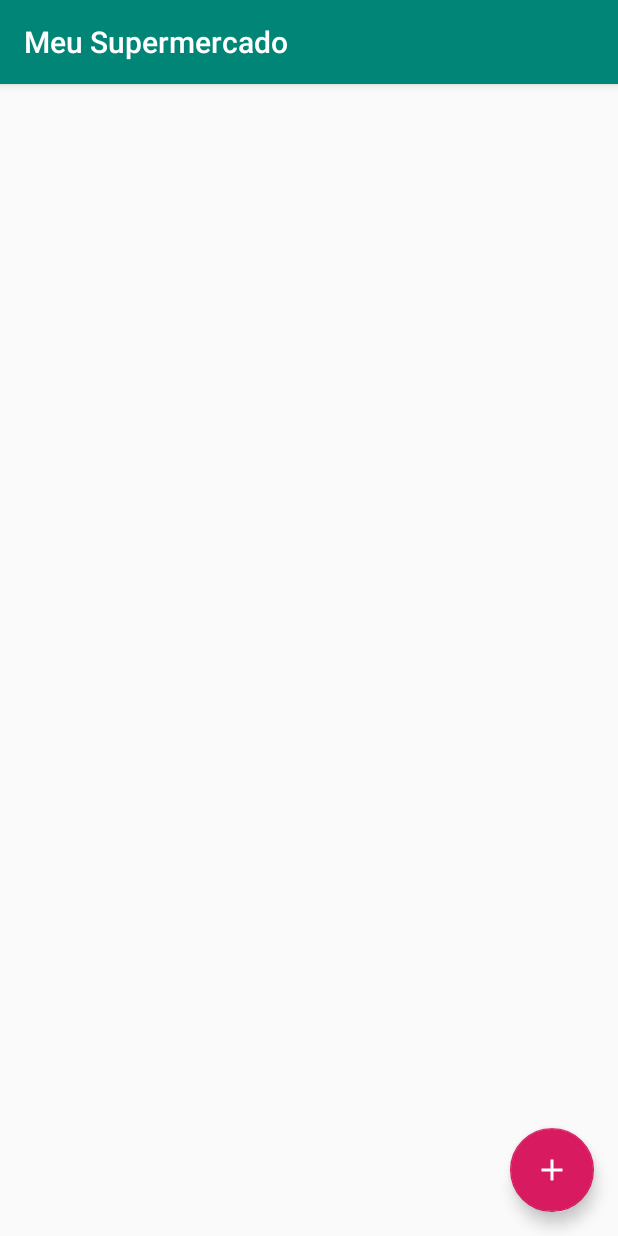
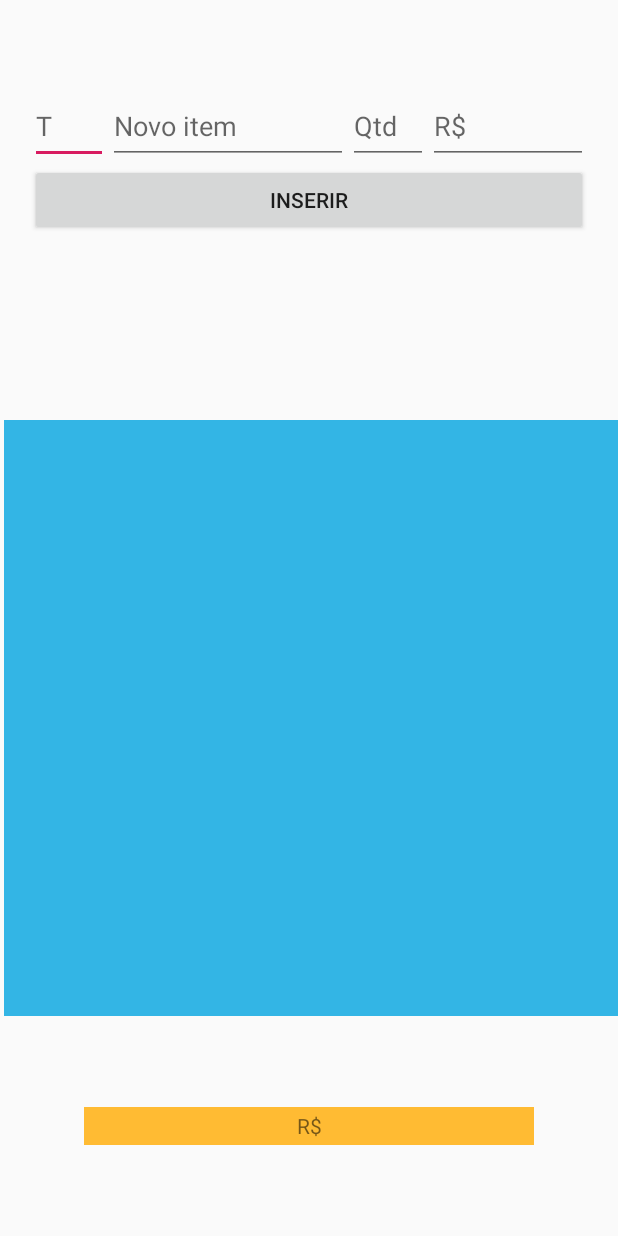
Before and after one commit to andreassef/meusupermercado, an Android app: the screen it shows after launch (MainActivity), on a phone screen of 412 x 824 dp. Run offline under Robolectric (Android 15) with nearby library versions, the phone set to English and light mode, and no system bars.

Commit message:
Reformulação geral do projeto

```diff
--- a/app/src/main/AndroidManifest.xml
+++ b/app/src/main/AndroidManifest.xml
@@ -9,7 +9,6 @@
         android:roundIcon="@mipmap/ic_launcher_round"
         android:supportsRtl="true"
         android:theme="@style/AppTheme">
-        <activity android:name=".activities.AdicionarNovaLista"></activity>
         <activity
             android:name=".activities.MainActivity"
             android:label="@string/app_name"
--- a/app/src/main/java/com/example/meusupermercado/activities/MainActivity.java
+++ b/app/src/main/java/com/example/meusupermercado/activities/MainActivity.java
@@ -4,35 +4,97 @@ import android.content.Intent;
 import android.os.Bundle;
 
 import com.example.meusupermercado.R;
+import com.example.meusupermercado.adapter.ListaComprasAdapter;
+import com.example.meusupermercado.model.Compras;
 import com.google.android.material.floatingactionbutton.FloatingActionButton;
 import com.google.android.material.snackbar.Snackbar;
 
+import androidx.annotation.NonNull;
 import androidx.appcompat.app.AppCompatActivity;
 import androidx.appcompat.widget.Toolbar;
+import androidx.recyclerview.widget.LinearLayoutManager;
+import androidx.recyclerview.widget.RecyclerView;
 
-import android.view.View;
 import android.view.Menu;
 import android.view.MenuItem;
+import android.view.View;
+import android.widget.Button;
+import android.widget.EditText;
+import android.widget.TextView;
+
+import java.util.ArrayList;
+import java.util.List;
 
 public class MainActivity extends AppCompatActivity {
+    private Button botaoInserir;
+    private List<Compras> comprasList = new ArrayList<>();
+    private Compras compras;
+    private RecyclerView recyclerView;
+    private ListaComprasAdapter listaAdapter;
+    private TextView textTotal;
+
+    private EditText editTipo, editItem, editQuantidade, editValor;
 
     @Override
     protected void onCreate(Bundle savedInstanceState) {
         super.onCreate(savedInstanceState);
-        setContentView(R.layout.activity_main);
-        Toolbar toolbar = findViewById(R.id.toolbar);
-        setSupportActionBar(toolbar);
+        setContentView(R.layout.activity_adicionar_nova_lista);
+        //Toolbar toolbar = findViewById(R.id.toolbar);
+        //setSupportActionBar(toolbar);
+        botaoInserir = findViewById(R.id.botaoInserir);
+        editTipo = findViewById(R.id.editTipo);
+        editItem = findViewById(R.id.editItem);
+        editQuantidade = findViewById(R.id.editQuantidade);
+        editValor = findViewById(R.id.editValor);
+        recyclerView = findViewById(R.id.recyclerViewItens);
+        textTotal = findViewById(R.id.textTotal);
 
-        FloatingActionButton fab = findViewById(R.id.fab);
-        fab.setOnClickListener(new View.OnClickListener() {
+        botaoInserir.setOnClickListener(new View.OnClickListener() {
             @Override
-            public void onClick(View view) {
-                Intent intent = new Intent(MainActivity.this, AdicionarNovaLista.class);
-                startActivity(intent);
-
-                Snackbar.make(view, "Replace with your own action", Snackbar.LENGTH_LONG)
-                        .setAction("Action", null).show();
+            public void onClick(View v) {
+                //conteudo
+                String tipo = editTipo.getText().toString();
+                String item = editItem.getText().toString();
+                int quantidade = Integer.parseInt(editQuantidade.getText().toString());
+                double valor = Double.parseDouble(editValor.getText().toString());
+                compras = new Compras(tipo, item, quantidade, valor);
+                comprasList.add(compras);
+                double total = 0;
+                for (Compras compras : comprasList){
+                    total = compras.getValor() + total;
+                    textTotal.setText(String.valueOf(total));
+                }
+                onRestart();
             }
         });
     }
+    @Override
+    protected void onRestart() {
+        super.onRestart();
+        carregarList();
+    }
+
+    private void carregarList(){
+        // RecyclerView
+        listaAdapter = new ListaComprasAdapter(comprasList);
+        RecyclerView.LayoutManager layoutManager = new LinearLayoutManager(this);
+        recyclerView.setLayoutManager(layoutManager);
+        recyclerView.setHasFixedSize(true);
+        recyclerView.setAdapter(listaAdapter);
+    }
+
+    @Override
+    public boolean onCreateOptionsMenu(Menu menu) {
+        getMenuInflater().inflate(R.menu.menu_main, menu);
+        return super.onCreateOptionsMenu(menu);
+    }
+
+    @Override
+    public boolean onOptionsItemSelected(@NonNull MenuItem item) {
+        switch (item.getItemId()){
+            case R.id.action_save:
+                break;
+        }
+        return super.onOptionsItemSelected(item);
+    }
 }
--- a/app/src/main/res/layout/activity_adicionar_nova_lista.xml
+++ b/app/src/main/res/layout/activity_adicionar_nova_lista.xml
@@ -5,17 +5,21 @@
     android:id="@+id/adicionarNovoItem"
     android:layout_width="match_parent"
     android:layout_height="match_parent"
-    tools:context=".activities.AdicionarNovaLista">
+    tools:context=".activities.MainActivity">
 
     <LinearLayout
         android:id="@+id/linearLayout3"
         android:layout_width="match_parent"
-        android:layout_height="wrap_content"
+        android:layout_height="138dp"
+        android:layout_marginTop="4dp"
         android:orientation="vertical"
         android:padding="20dp"
+        app:layout_constraintBottom_toTopOf="@+id/recyclerViewItens"
         app:layout_constraintEnd_toEndOf="parent"
+        app:layout_constraintHorizontal_bias="0.0"
         app:layout_constraintStart_toStartOf="parent"
-        app:layout_constraintTop_toTopOf="parent">
+        app:layout_constraintTop_toTopOf="parent"
+        app:layout_constraintVertical_bias="0.255">
 
         <LinearLayout
             android:id="@+id/linearLayout2"
@@ -81,15 +85,15 @@
         android:background="@android:color/holo_blue_light"
         app:layout_constraintBottom_toBottomOf="parent"
         app:layout_constraintEnd_toEndOf="parent"
-        app:layout_constraintHorizontal_bias="0.533"
+        app:layout_constraintHorizontal_bias="0.466"
         app:layout_constraintStart_toStartOf="parent"
         app:layout_constraintTop_toTopOf="parent"
-        app:layout_constraintVertical_bias="0.0" />
+        app:layout_constraintVertical_bias="0.547" />
 
     <TextView
         android:id="@+id/textTotal"
-        android:layout_width="0dp"
-        android:layout_height="0dp"
+        android:layout_width="300dp"
+        android:layout_height="25dp"
         android:layout_marginStart="16dp"
         android:layout_marginLeft="16dp"
         android:layout_marginTop="16dp"
--- a/app/src/main/res/layout/activity_main.xml
+++ /dev/null
@@ -1,33 +0,0 @@
-<?xml version="1.0" encoding="utf-8"?>
-<androidx.coordinatorlayout.widget.CoordinatorLayout xmlns:android="http://schemas.android.com/apk/res/android"
-    xmlns:app="http://schemas.android.com/apk/res-auto"
-    xmlns:tools="http://schemas.android.com/tools"
-    android:layout_width="match_parent"
-    android:layout_height="match_parent"
-    tools:context=".activities.MainActivity">
-
-    <com.google.android.material.appbar.AppBarLayout
-        android:layout_width="match_parent"
-        android:layout_height="wrap_content"
-        android:theme="@style/AppTheme.AppBarOverlay">
-
-        <androidx.appcompat.widget.Toolbar
-            android:id="@+id/toolbar"
-            android:layout_width="match_parent"
-            android:layout_height="?attr/actionBarSize"
-            android:background="?attr/colorPrimary"
-            app:popupTheme="@style/AppTheme.PopupOverlay" />
-
-    </com.google.android.material.appbar.AppBarLayout>
-
-    <include layout="@layout/content_main" />
-
-    <com.google.android.material.floatingactionbutton.FloatingActionButton
-        android:id="@+id/fab"
-        android:layout_width="wrap_content"
-        android:layout_height="wrap_content"
-        android:layout_gravity="bottom|end"
-        android:layout_margin="@dimen/fab_margin"
-        app:srcCompat="@drawable/ic_add_white_24dp" />
-
-</androidx.coordinatorlayout.widget.CoordinatorLayout>
--- a/app/src/main/res/layout/adapter_container.xml
+++ /dev/null
@@ -1,6 +0,0 @@
-<?xml version="1.0" encoding="utf-8"?>
-<LinearLayout xmlns:android="http://schemas.android.com/apk/res/android"
-    android:orientation="vertical" android:layout_width="match_parent"
-    android:layout_height="match_parent">
-
-</LinearLayout>
--- a/app/src/main/res/layout/content_main.xml
+++ /dev/null
@@ -1,25 +0,0 @@
-<?xml version="1.0" encoding="utf-8"?>
-<androidx.constraintlayout.widget.ConstraintLayout xmlns:android="http://schemas.android.com/apk/res/android"
-    xmlns:app="http://schemas.android.com/apk/res-auto"
-    xmlns:tools="http://schemas.android.com/tools"
-    android:layout_width="match_parent"
-    android:layout_height="match_parent"
-    app:layout_behavior="@string/appbar_scrolling_view_behavior"
-    tools:context=".activities.MainActivity"
-    tools:showIn="@layout/activity_main">
-
-    <androidx.recyclerview.widget.RecyclerView
-        android:id="@+id/recyclerView"
-        android:layout_width="0dp"
-        android:layout_height="0dp"
-        android:layout_marginStart="1dp"
-        android:layout_marginLeft="1dp"
-        android:layout_marginTop="1dp"
-        android:layout_marginEnd="1dp"
-        android:layout_marginRight="1dp"
-        android:layout_marginBottom="1dp"
-        app:layout_constraintBottom_toBottomOf="parent"
-        app:layout_constraintEnd_toEndOf="parent"
-        app:layout_constraintStart_toStartOf="parent"
-        app:layout_constraintTop_toTopOf="parent" />
-</androidx.constraintlayout.widget.ConstraintLayout>
--- a/app/src/main/res/layout/lista_compra_adapter.xml
+++ b/app/src/main/res/layout/lista_compra_adapter.xml
@@ -12,7 +12,8 @@
         android:layout_weight="1"
         android:gravity="center"
         android:text="TextView"
-        android:textSize="14sp" />
+        android:textSize="14sp"
+        android:visibility="visible" />
 
     <TextView
         android:id="@+id/textItem"
```
Also changed, not shown: app/src/main/java/com/example/meusupermercado/activities/AdicionarNovaLista.java (deleted, +0 -104 lines), app/src/main/java/com/example/meusupermercado/adapter/AdapterContainer.java (deleted, +0 -32 lines), app/src/main/java/com/example/meusupermercado/helper/DbHelper.java (added, +34 -0 lines), app/src/main/java/com/example/meusupermercado/model/ContainerCompras.java (deleted, +0 -15 lines).
